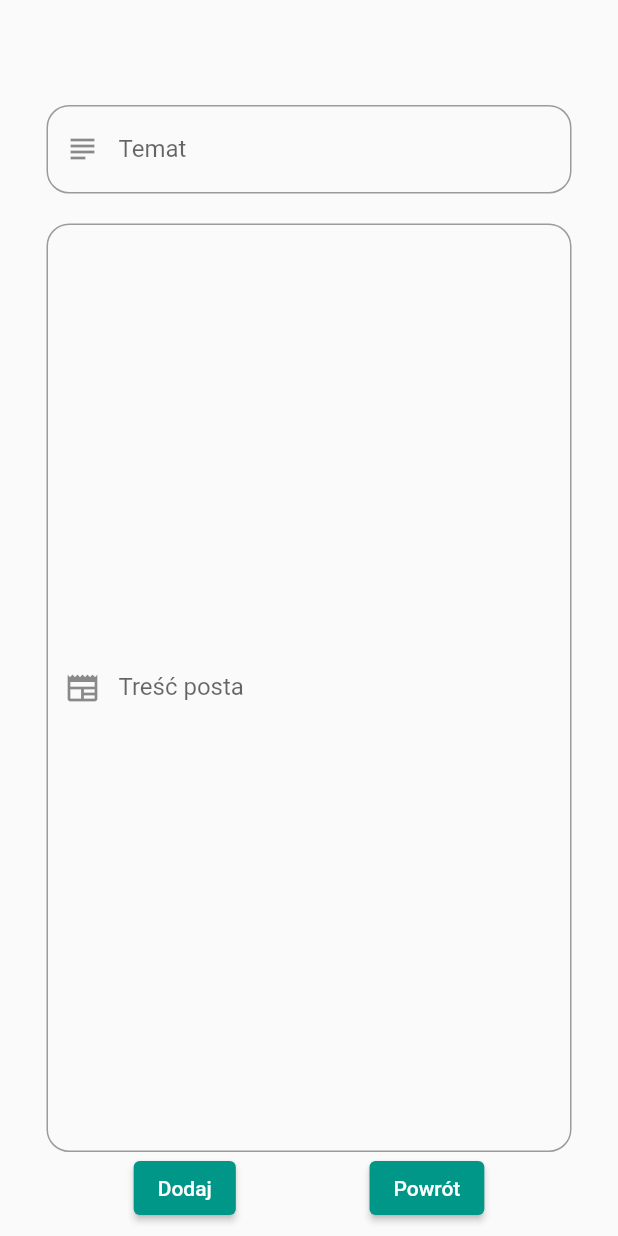
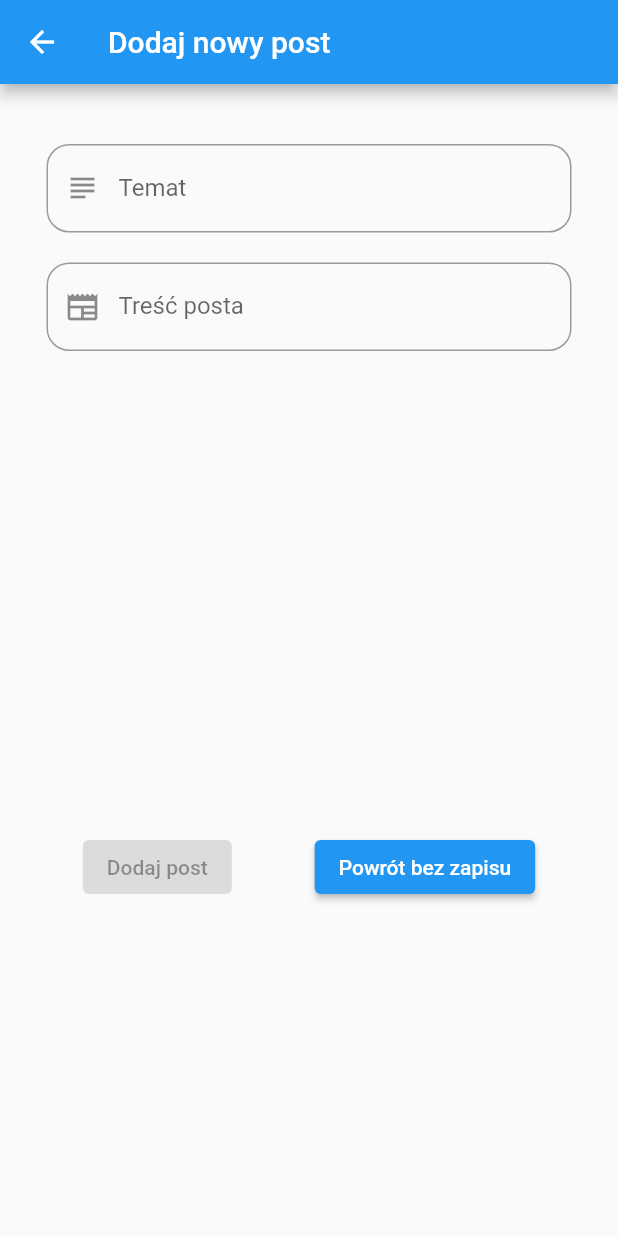
Before and after one commit to michaell931/estate_community_app, a Flutter app: the AddPage screen opened directly, on a phone screen of 412 x 824 dp. Run offline on Flutter 3.47's test engine with Material 2 defaults, Android fonts, the phone set to English and light mode, and no system bars; our stand-ins replace cloud_firestore, firebase_auth, firebase_core, google_fonts; accounts and stored records are empty.

Commit message:
Add new post funcionality

```diff
--- a/lib/app/app.dart
+++ b/lib/app/app.dart
@@ -13,7 +13,7 @@ class MyApp extends StatelessWidget {
       debugShowCheckedModeBanner: false,
       title: 'Estate Community App',
       theme: ThemeData(
-        primarySwatch: Colors.teal,
+        primarySwatch: Colors.blue,
       ),
       home: const StartingPage(),
     );
--- a/lib/app/features/add/add_page.dart
+++ b/lib/app/features/add/add_page.dart
@@ -1,3 +1,5 @@
+import 'package:cloud_firestore/cloud_firestore.dart';
+import 'package:estate_community_app/app/features/forum/forum_page.dart';
 import 'package:flutter/material.dart';
 
 class AddPage extends StatefulWidget {
@@ -16,12 +18,26 @@ class _AddPageState extends State<AddPage> {
   @override
   Widget build(BuildContext context) {
     return Scaffold(
+      appBar: AppBar(
+        //przycisk + do ustalenia
+        // actions: [
+        //   IconButton(
+        //       icon: const Icon(Icons.add, color: Colors.white, size: 34.0),
+        //       onPressed: () {
+        //         FirebaseFirestore.instance.collection('forum').add({
+        //           'theme': postTheme,
+        //           'content': postContent,
+        //         });
+        //       }),
+        // ],
+        title: const Text('Dodaj nowy post'),
+      ),
       resizeToAvoidBottomInset: false,
       body: Center(
         child: Column(
           children: [
             const SizedBox(
-              height: 70,
+              height: 40,
             ),
             SizedBox(
               width: 350,
@@ -35,7 +51,7 @@ class _AddPageState extends State<AddPage> {
                 ),
                 onChanged: (newValue) {
                   setState(() {
-                    newValue = postTheme;
+                    postTheme = newValue;
                   });
                 },
               ),
@@ -46,26 +62,47 @@ class _AddPageState extends State<AddPage> {
             SizedBox(
               width: 350,
               child: TextField(
+                keyboardType: TextInputType.text,
+                minLines: 1,
+                maxLines: 9,
                 decoration: const InputDecoration(
                   prefixIcon: Icon(Icons.newspaper),
                   labelText: 'Treść posta',
                   border: OutlineInputBorder(
                     borderRadius: BorderRadius.all(Radius.circular(15)),
                   ),
-                  contentPadding: EdgeInsets.symmetric(vertical: 300),
+                  contentPadding: EdgeInsets.symmetric(vertical: 20),
                 ),
                 onChanged: (newValue) {
                   setState(() {
-                    newValue = postContent;
+                    postContent = newValue;
                   });
                 },
               ),
             ),
+            const SizedBox(
+              height: 320,
+            ),
             Row(
               mainAxisAlignment: MainAxisAlignment.spaceEvenly,
               children: [
-                ElevatedButton(onPressed: () {}, child: const Text('Dodaj')),
-                ElevatedButton(onPressed: () {}, child: const Text('Powrót')),
+                ElevatedButton(
+                    onPressed: postTheme.isEmpty || postContent.isEmpty
+                        ? null
+                        : () {
+                            FirebaseFirestore.instance.collection('forum').add({
+                              'theme': postTheme,
+                              'content': postContent,
+                            });
+                          },
+                    child: const Text('Dodaj post')),
+                ElevatedButton(
+                    onPressed: () {
+                      Navigator.of(context).pop(MaterialPageRoute(
+                        builder: (_) => const ForumPage(),
+                      ));
+                    },
+                    child: const Text('Powrót bez zapisu')),
               ],
             )
           ],
--- a/lib/app/features/home/home_page.dart
+++ b/lib/app/features/home/home_page.dart
@@ -42,9 +42,7 @@ class _HomePageState extends State<HomePage> {
                       onPressed: () {},
                       child: const Text(
                         'Zgłoś',
-                        style: TextStyle(
-                          color: Colors.white,
-                        ),
+                        style: TextStyle(color: Colors.white, fontSize: 20),
                       ),
                     ),
                   ),
--- a/lib/app/features/news/news_page.dart
+++ b/lib/app/features/news/news_page.dart
@@ -41,7 +41,7 @@ class NewsWidget extends StatelessWidget {
   @override
   Widget build(BuildContext context) {
     return Container(
-      color: const Color.fromARGB(255, 103, 209, 120),
+      color: Colors.lime,
       padding: const EdgeInsets.all(50),
       margin: const EdgeInsets.all(20),
       child: Text(title),
--- a/pubspec.yaml
+++ b/pubspec.yaml
@@ -42,6 +42,7 @@ dependencies:
   flutter_bloc: ^8.1.3
   flutterfire_ui: ^0.4.3+20
   cloud_firestore: ^4.8.4
+  auto_size_text_field: ^2.2.1
 
 
 
```
Also changed, not shown: lib/app/features/forum/forum_page.dart (+21 -3 lines), pubspec.lock.
